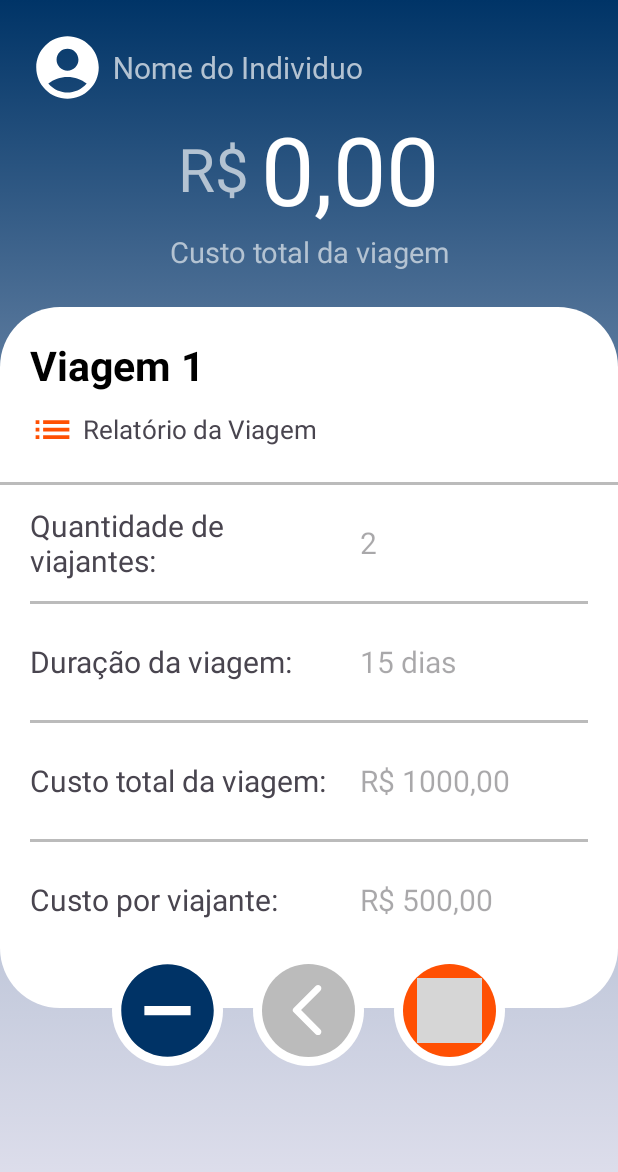
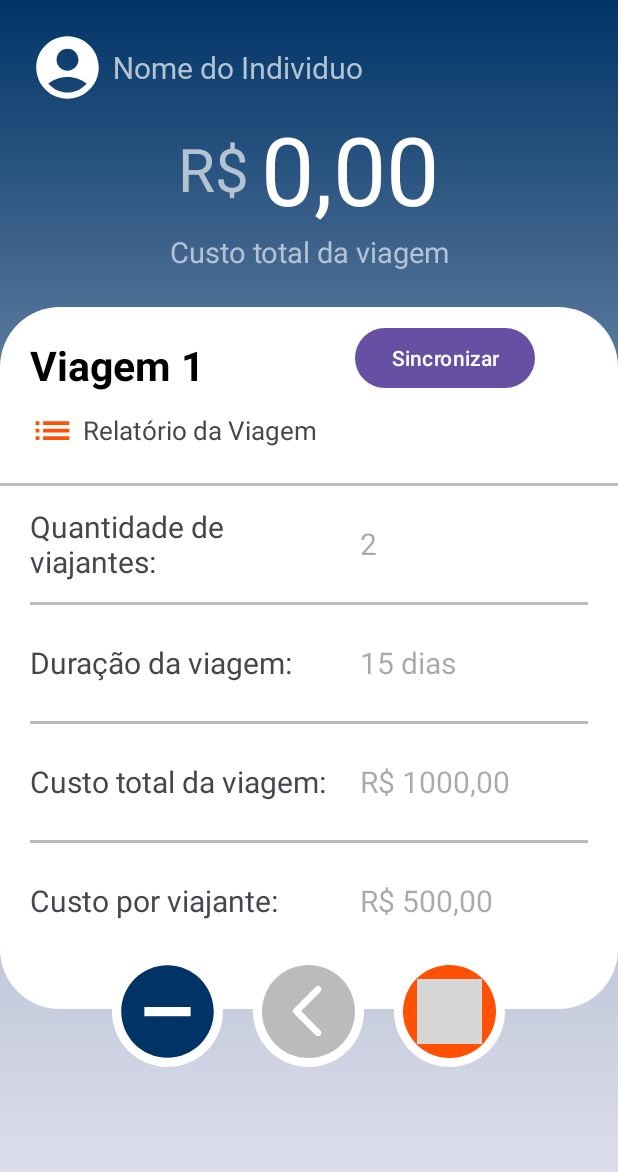
Before and after one commit to GeoHBR/ProjetoMobile, an Android app: the layout activity_relatorio.xml on its own in the app's theme, with its tools: preview values and no code run, on a phone screen of 412 x 824 dp. Shown: the top 1172 px of the screen. Run offline under Robolectric (Android 15) with nearby library versions, the phone set to English and light mode, and no system bars; grey boxes are pictures that could not be loaded.

Commit message:
Agr sim funciona

```diff
--- a/app/build.gradle.kts
+++ b/app/build.gradle.kts
@@ -33,6 +33,8 @@ android {
 
 dependencies {
 
+    implementation("com.squareup.retrofit2:retrofit:2.1.0")
+    implementation("com.squareup.retrofit2:converter-gson:2.1.0")
     implementation("androidx.appcompat:appcompat:1.6.1")
     implementation("com.google.android.material:material:1.8.0")
     implementation("androidx.constraintlayout:constraintlayout:2.1.4")
--- a/app/src/main/AndroidManifest.xml
+++ b/app/src/main/AndroidManifest.xml
@@ -2,6 +2,8 @@
 <manifest xmlns:android="http://schemas.android.com/apk/res/android"
     xmlns:tools="http://schemas.android.com/tools">
 
+
+    <uses-permission android:name="android.permission.INTERNET"/>
     <uses-permission
         android:name="android.permission.WRITE_EXTERNAL_STORAGE" />
     <uses-permission
--- a/app/src/main/res/layout/activity_relatorio.xml
+++ b/app/src/main/res/layout/activity_relatorio.xml
@@ -99,6 +99,14 @@
                         android:textColor="@color/black"
                         android:textSize="27sp"
                         android:textStyle="bold" />
+
+                    <Button
+                        android:id="@+id/btnSincronizar"
+                        android:layout_width="wrap_content"
+                        android:layout_height="wrap_content"
+                        android:text="Sincronizar"
+                        android:layout_marginLeft="100dp"
+                        android:layout_marginTop="10dp"/>
                 </LinearLayout>
 
                 <LinearLayout
```
Also changed, not shown: app/src/main/java/com/example/projetomobile/Relatorio.java (+44 -0 lines).
